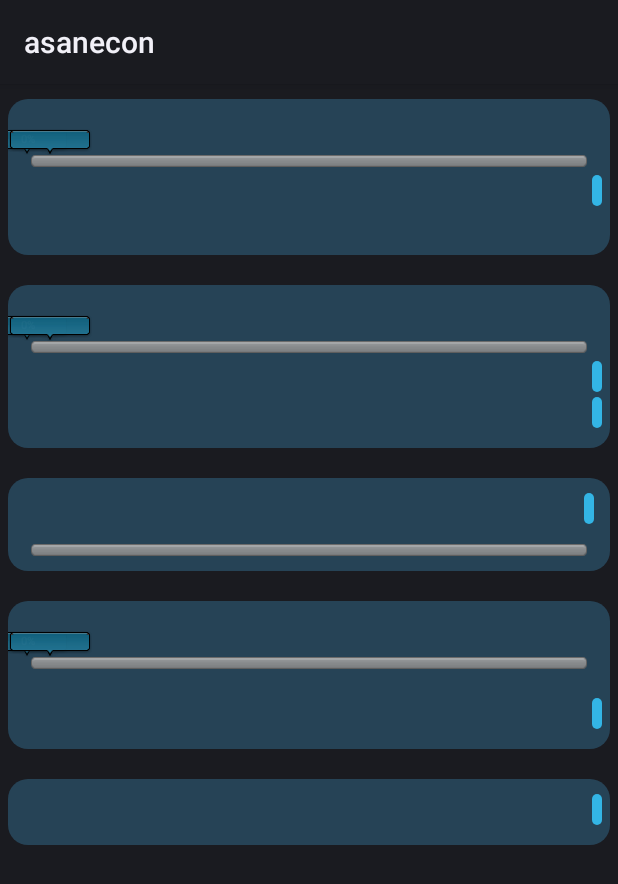
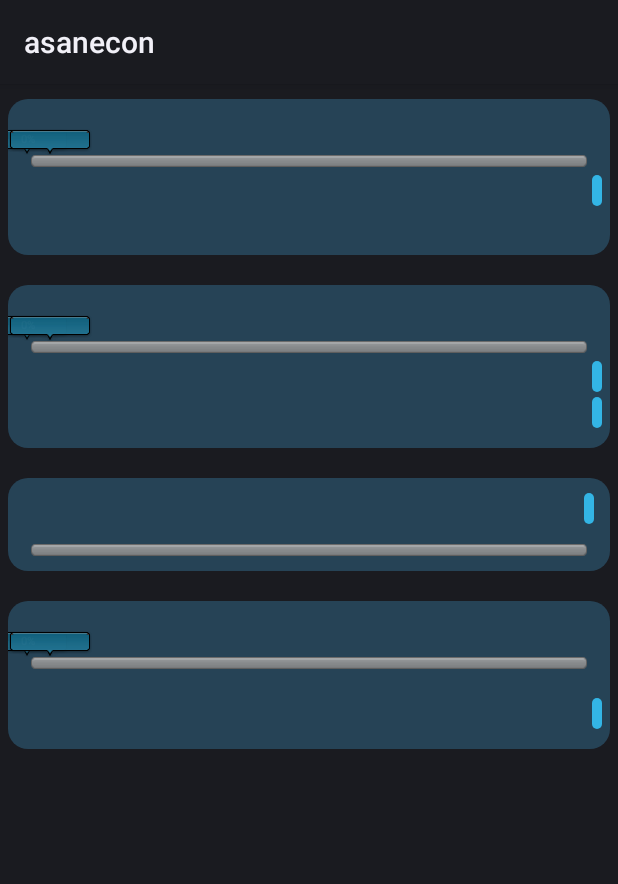
Before and after one commit to kumarad/asanecon, an Android app: the fragment StockTrendFragment shown on its own in the app's theme, on a phone screen of 412 x 824 dp. Shown: the top 884 px of the screen. Run offline under Robolectric (Android 15) with nearby library versions, the phone set to English and light mode, and no system bars; 7 statements that could not run were skipped.

Commit message:
Removed peg info from trends fragmgent

```diff
--- a/app/src/main/res/layout/stock_trend.xml
+++ b/app/src/main/res/layout/stock_trend.xml
@@ -5,9 +5,10 @@
         xmlns:custom="http://schemas.android.com/apk/res-auto"
         android:layout_width="fill_parent" android:layout_height="fill_parent">
 
-    <RelativeLayout
+    <LinearLayout
         android:layout_width="fill_parent"
-        android:layout_height="wrap_content">
+        android:layout_height="wrap_content"
+        android:orientation="vertical">
 
         <RelativeLayout
                 android:id="@+id/highLowPlotRow"
@@ -56,7 +57,6 @@
         </RelativeLayout>
 
         <RelativeLayout
-                android:layout_below="@id/highLowPlotRow"
                 android:id="@+id/avgBarRow"
                 style="@style/stockCell">
 
@@ -118,7 +118,6 @@
 
         <LinearLayout
             android:orientation="vertical"
-            android:layout_below="@id/avgBarRow"
             android:id="@+id/upTrendCountRow"
             style="@style/stockCell">
 
@@ -159,7 +158,6 @@
 
         <LinearLayout
             android:orientation="vertical"
-            android:layout_below="@id/upTrendCountRow"
             android:id="@+id/avgCell"
             style="@style/stockCell">
 
@@ -202,25 +200,6 @@
 
         </LinearLayout>
 
-        <RelativeLayout
-                android:layout_below="@id/avgCell"
-                android:id="@+id/pegRow"
-                style="@style/stockCell">
-
-            <TextView
-                android:id="@+id/pegDetail"
-                android:layout_width="wrap_content"
-                android:layout_marginLeft="15dp"
-                android:layout_height="wrap_content"/>
-
-            <TextView
-                    android:id="@+id/pegAlert"
-                    android:layout_width="wrap_content"
-                    android:layout_height="wrap_content"
-                    android:layout_alignParentEnd="true"
-                    style="@style/stockAlert"/>
-        </RelativeLayout>
-
-    </RelativeLayout>
+    </LinearLayout>
 
 </ScrollView>
```
Also changed, not shown: app/src/main/java/com/techan/activities/fragments/StockTrendFragment.java (+0 -16 lines).
